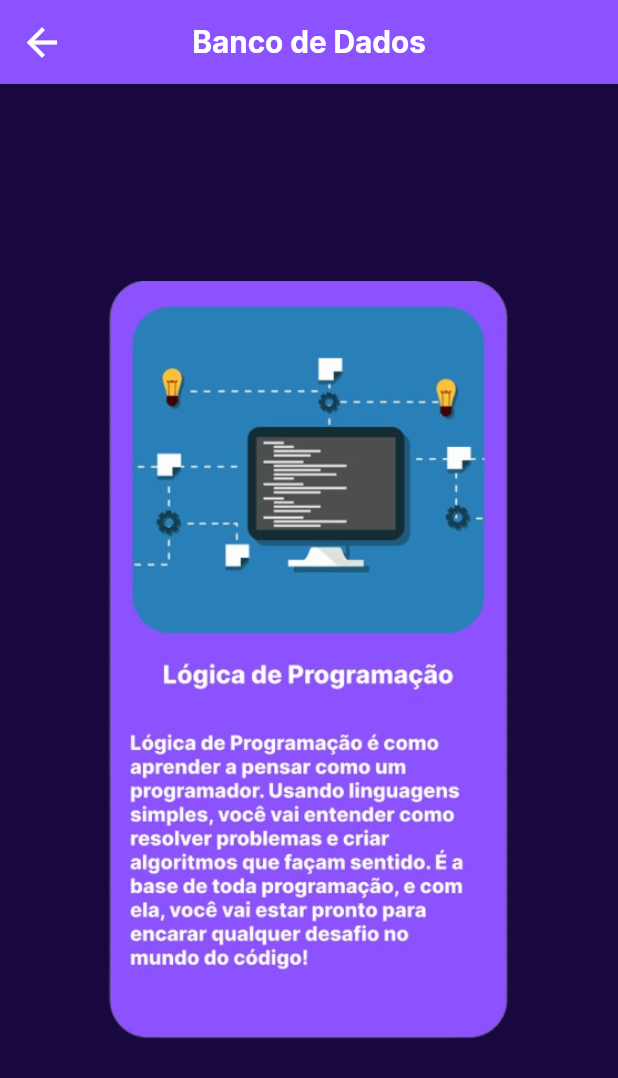
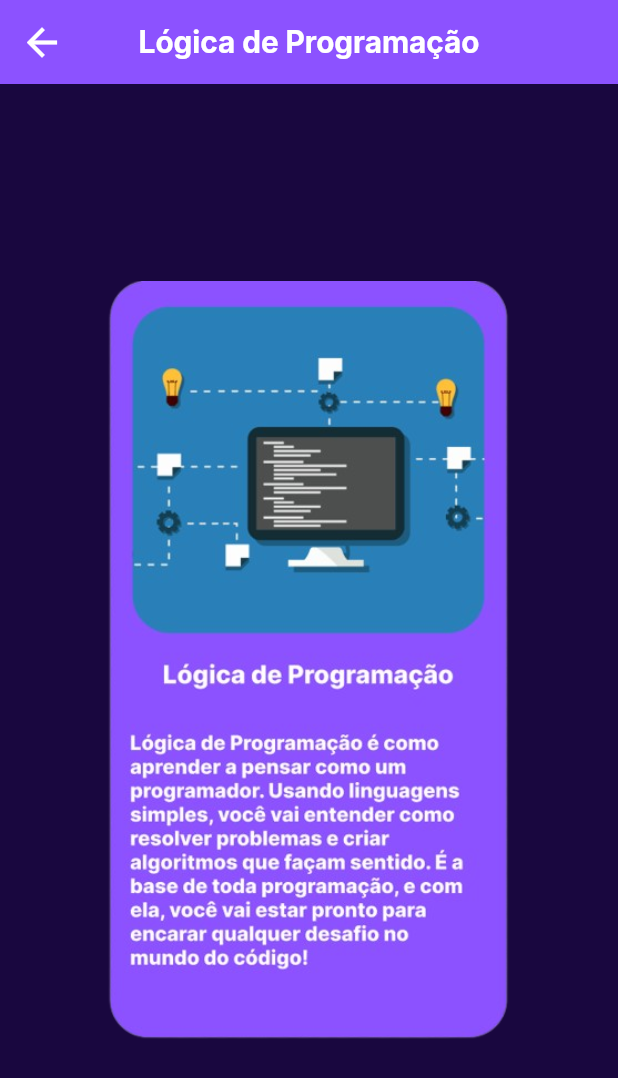
Before and after one commit to marlon1402/Projeto_COPA, a Flutter app: the LP screen opened by its route, on a phone screen of 412 x 824 dp. Shown: the top 1078 px of the screen. Run offline on Flutter 3.47's test engine with Material 3 defaults, Android fonts, the phone set to English and light mode, and no system bars; our stand-ins replace carousel_slider.

Commit message:
Update commit

```diff
--- a/flutter_projeto_copa/lib/anosLetivos/primeiro/Informatica/Info.dart
+++ b/flutter_projeto_copa/lib/anosLetivos/primeiro/Informatica/Info.dart
@@ -14,7 +14,7 @@ class _InformaticaState extends State<Informatica> {
       appBar: AppBar(
         centerTitle: true,
         title: Text(
-          "Banco de Dados",
+          "Informática",
           style: TextStyle(
             color: Colors.white,
             fontFamily: 'Inter',
--- a/flutter_projeto_copa/lib/anosLetivos/primeiro/LP/LP.dart
+++ b/flutter_projeto_copa/lib/anosLetivos/primeiro/LP/LP.dart
@@ -14,7 +14,7 @@ class _LPState extends State<LP> {
       appBar: AppBar(
         centerTitle: true,
         title: Text(
-          "Banco de Dados",
+          "Lógica de Programação",
           style: TextStyle(
             color: Colors.white,
             fontFamily: 'Inter',
--- a/flutter_projeto_copa/lib/anosLetivos/primeiro/SORC/SORC.dart
+++ b/flutter_projeto_copa/lib/anosLetivos/primeiro/SORC/SORC.dart
@@ -14,7 +14,7 @@ class _SORCState extends State<SORC> {
       appBar: AppBar(
         centerTitle: true,
         title: Text(
-          "Banco de Dados",
+          "Sistemas e Redes",
           style: TextStyle(
             color: Colors.white,
             fontFamily: 'Inter',
--- a/flutter_projeto_copa/lib/anosLetivos/primeiro/Web1/Web1.dart
+++ b/flutter_projeto_copa/lib/anosLetivos/primeiro/Web1/Web1.dart
@@ -14,7 +14,7 @@ class _Web1State extends State<Web1> {
       appBar: AppBar(
         centerTitle: true,
         title: Text(
-          "Banco de Dados",
+          "Aplicação Web I",
           style: TextStyle(
             color: Colors.white,
             fontFamily: 'Inter',
```
Also changed, not shown: flutter_projeto_copa/pubspec.lock.
